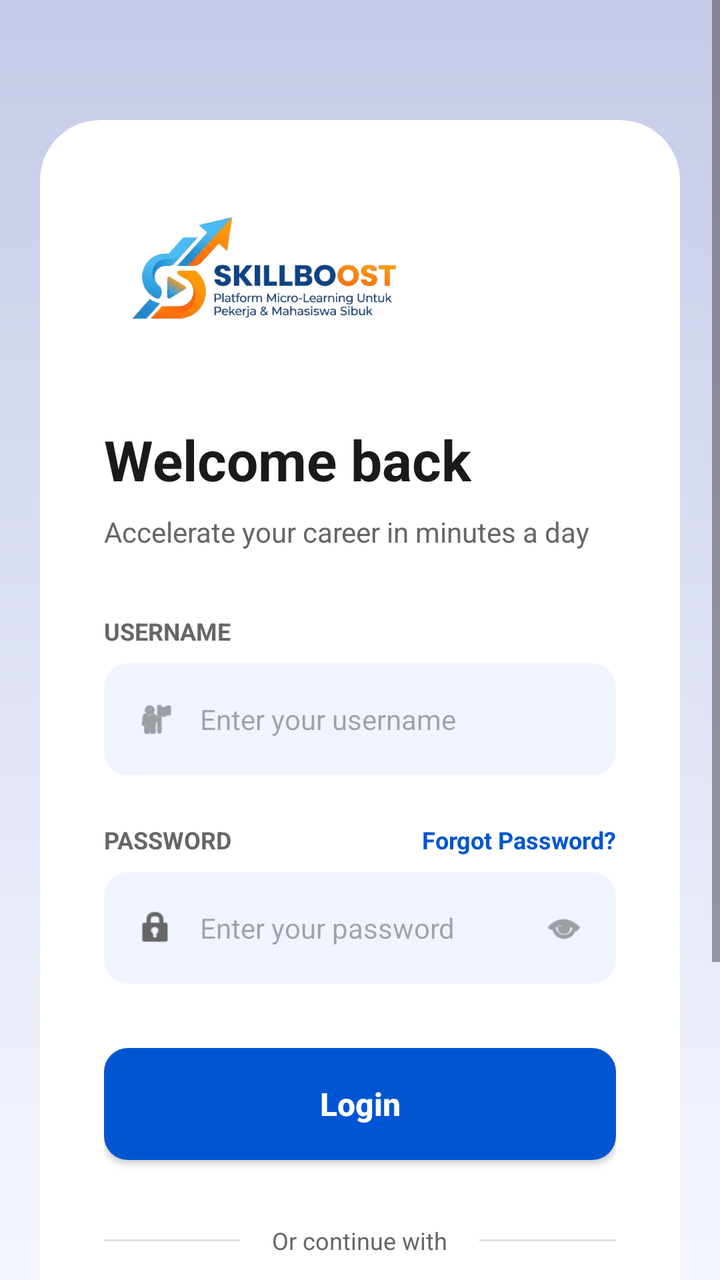
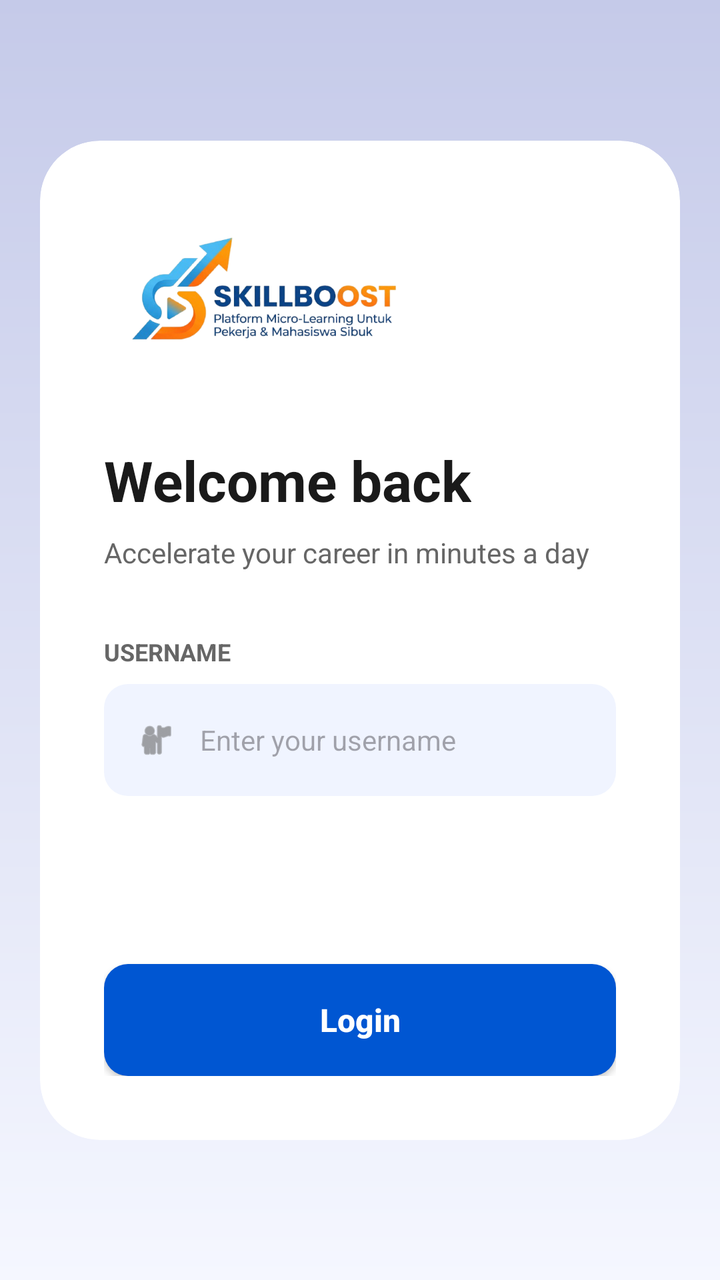

Before-and-after screenshots of an Android layout around one commit, followed by the original layout XML and the change that was made.
<!-- AndroidManifest.xml: application theme Theme.Fajartime -->
<!-- res/layout/login.xml -->
<?xml version="1.0" encoding="utf-8"?>
<ScrollView xmlns:android="http://schemas.android.com/apk/res/android"
    xmlns:app="http://schemas.android.com/apk/res-auto"
    xmlns:tools="http://schemas.android.com/tools"
    android:id="@+id/main"
    android:layout_width="match_parent"
    android:layout_height="match_parent"
    android:background="@drawable/bg_gradient"
    android:fillViewport="true">

    <androidx.constraintlayout.widget.ConstraintLayout
        android:layout_width="match_parent"
        android:layout_height="wrap_content"
        android:padding="20dp">

        <androidx.cardview.widget.CardView
            android:layout_width="match_parent"
            android:layout_height="wrap_content"
            android:layout_marginTop="40dp"
            android:layout_marginBottom="40dp"
            app:cardCornerRadius="30dp"
            app:cardElevation="0dp"
            app:layout_constraintBottom_toBottomOf="parent"
            app:layout_constraintTop_toTopOf="parent">

            <androidx.constraintlayout.widget.ConstraintLayout
                android:layout_width="match_parent"
                android:layout_height="wrap_content"
                android:padding="32dp">

                
                <ImageView
                    android:id="@+id/ivLogo"
                    android:layout_width="160dp"
                    android:layout_height="wrap_content"
                    android:adjustViewBounds="true"
                    android:src="@drawable/skillboost_logo_nobg"
                    android:contentDescription="@string/skill_boost"
                    app:layout_constraintStart_toStartOf="parent"
                    app:layout_constraintTop_toTopOf="parent" />

                <TextView
                    android:id="@+id/tvWelcome"
                    android:layout_width="wrap_content"
                    android:layout_height="wrap_content"
                    android:layout_marginTop="32dp"
                    android:text="@string/welcome_back"
                    android:textColor="@color/text_dark"
                    android:textSize="28sp"
                    android:textStyle="bold"
                    app:layout_constraintStart_toStartOf="parent"
                    app:layout_constraintTop_toBottomOf="@id/ivLogo" />

                <TextView
                    android:id="@+id/tvSubtitle"
                    android:layout_width="0dp"
                    android:layout_height="wrap_content"
                    android:layout_marginTop="8dp"
                    android:text="@string/welcome_subtitle"
                    android:textColor="@color/text_grey"
                    android:textSize="14sp"
                    app:layout_constraintEnd_toEndOf="parent"
                    app:layout_constraintStart_toStartOf="parent"
                    app:layout_constraintTop_toBottomOf="@id/tvWelcome" />

                
                <TextView
                    android:id="@+id/tvUsernameLabel"
                    android:layout_width="wrap_content"
                    android:layout_height="wrap_content"
                    android:layout_marginTop="32dp"
                    android:text="@string/username_label"
                    android:textColor="@color/text_grey"
                    android:textSize="12sp"
                    android:textStyle="bold"
                    app:layout_constraintStart_toStartOf="parent"
                    app:layout_constraintTop_toBottomOf="@id/tvSubtitle" />

                <LinearLayout
                    android:id="@+id/llUsername"
                    android:layout_width="match_parent"
                    android:layout_height="56dp"
                    android:layout_marginTop="8dp"
                    android:background="@drawable/bg_input"
                    android:gravity="center_vertical"
                    android:orientation="horizontal"
                    android:paddingHorizontal="16dp"
                    app:layout_constraintTop_toBottomOf="@id/tvUsernameLabel">

                    <ImageView
                        android:layout_width="20dp"
                        android:layout_height="20dp"
                        android:src="@android:drawable/ic_menu_myplaces"
                        app:tint="@color/text_grey"
                        android:contentDescription="@null" />

                    <EditText
                        android:layout_width="match_parent"
                        android:layout_height="match_parent"
                        android:layout_marginStart="12dp"
                        android:background="@android:color/transparent"
                        android:hint="@string/username_hint"
                        android:inputType="text"
                        android:textColor="@color/text_dark"
                        android:textSize="14sp"
                        android:autofillHints="username" />
                </LinearLayout>

                
                <TextView
                    android:id="@+id/tvPasswordLabel"
                    android:layout_width="wrap_content"
                    android:layout_height="wrap_content"
                    android:layout_marginTop="24dp"
                    android:text="@string/password_label"
                    android:textColor="@color/text_grey"
                    android:textSize="12sp"
                    android:textStyle="bold"
                    app:layout_constraintStart_toStartOf="parent"
                    app:layout_constraintTop_toBottomOf="@id/llUsername" />

                <TextView
                    android:id="@+id/tvForgotPassword"
                    android:layout_width="wrap_content"
                    android:layout_height="wrap_content"
                    android:text="@string/forgot_password"
                    android:textColor="@color/primary_blue"
                    android:textSize="12sp"
                    android:textStyle="bold"
                    app:layout_constraintBottom_toBottomOf="@id/tvPasswordLabel"
                    app:layout_constraintEnd_toEndOf="parent"
                    app:layout_constraintTop_toTopOf="@id/tvPasswordLabel" />

                <LinearLayout
                    android:id="@+id/llPassword"
                    android:layout_width="match_parent"
                    android:layout_height="56dp"
                    android:layout_marginTop="8dp"
                    android:background="@drawable/bg_input"
                    android:gravity="center_vertical"
                    android:orientation="horizontal"
                    android:paddingHorizontal="16dp"
                    app:layout_constraintTop_toBottomOf="@id/tvPasswordLabel">

                    <ImageView
                        android:layout_width="20dp"
                        android:layout_height="20dp"
                        android:src="@android:drawable/ic_lock_idle_lock"
                        app:tint="@color/text_grey"
                        android:contentDescription="@null" />

                    <EditText
                        android:layout_width="0dp"
                        android:layout_height="match_parent"
                        android:layout_marginStart="12dp"
                        android:layout_weight="1"
                        android:background="@android:color/transparent"
                        android:hint="@string/password_hint"
                        android:inputType="textPassword"
                        android:textColor="@color/text_dark"
                        android:textSize="14sp"
                        android:autofillHints="password" />

                    <ImageView
                        android:layout_width="20dp"
                        android:layout_height="20dp"
                        android:src="@android:drawable/ic_menu_view"
                        app:tint="@color/text_grey"
                        android:contentDescription="@null" />
                </LinearLayout>

                <Button
                    android:id="@+id/btnLogin"
                    android:layout_width="match_parent"
                    android:layout_height="56dp"
                    android:layout_marginTop="32dp"
                    android:background="@drawable/bg_button"
                    android:text="@string/login"
                    android:textAllCaps="false"
                    android:textColor="@color/white"
                    android:textSize="16sp"
                    android:textStyle="bold"
                    app:backgroundTint="@null"
                    app:layout_constraintTop_toBottomOf="@id/llPassword" />

                <LinearLayout
                    android:id="@+id/llOr"
                    android:layout_width="match_parent"
                    android:layout_height="wrap_content"
                    android:layout_marginTop="32dp"
                    android:gravity="center"
                    android:orientation="horizontal"
                    app:layout_constraintTop_toBottomOf="@id/btnLogin">

                    <View
                        android:layout_width="0dp"
                        android:layout_height="1dp"
                        android:layout_weight="1"
                        android:background="#E0E0E0" />

                    <TextView
                        android:layout_width="wrap_content"
                        android:layout_height="wrap_content"
                        android:layout_marginHorizontal="16dp"
                        android:text="@string/or_continue_with"
                        android:textColor="@color/text_grey"
                        android:textSize="12sp" />

                    <View
                        android:layout_width="0dp"
                        android:layout_height="1dp"
                        android:layout_weight="1"
                        android:background="#E0E0E0" />
                </LinearLayout>

                <LinearLayout
                    android:id="@+id/llSocial"
                    android:layout_width="match_parent"
                    android:layout_height="wrap_content"
                    android:layout_marginTop="24dp"
                    android:orientation="horizontal"
                    android:baselineAligned="false"
                    app:layout_constraintTop_toBottomOf="@id/llOr">

                    <LinearLayout
                        android:layout_width="0dp"
                        android:layout_height="56dp"
                        android:layout_marginEnd="8dp"
                        android:layout_weight="1"
                        android:background="@drawable/bg_input"
                        android:gravity="center">

                        <ImageView
                            android:layout_width="24dp"
                            android:layout_height="24dp"
                            android:src="@drawable/google_lens_icon_logo_symbol_free_png"
                            android:contentDescription="@null" />

                        <TextView
                            android:layout_width="wrap_content"
                            android:layout_height="wrap_content"
                            android:layout_marginStart="8dp"
                            android:text="@string/google"
                            android:textColor="@color/text_dark"
                            android:textStyle="bold" />
                    </LinearLayout>

                    <LinearLayout
                        android:layout_width="0dp"
                        android:layout_height="56dp"
                        android:layout_marginStart="8dp"
                        android:layout_weight="1"
                        android:background="@drawable/bg_input"
                        android:gravity="center">

                        <ImageView
                            android:layout_width="20dp"
                            android:layout_height="20dp"
                            android:src="@android:drawable/ic_menu_share"
                            android:contentDescription="@null" />

                        <TextView
                            android:layout_width="wrap_content"
                            android:layout_height="wrap_content"
                            android:layout_marginStart="8dp"
                            android:text="@string/linkedin"
                            android:textColor="@color/text_dark"
                            android:textStyle="bold" />
                    </LinearLayout>
                </LinearLayout>

                <LinearLayout
                    android:layout_width="wrap_content"
                    android:layout_height="wrap_content"
                    android:layout_marginTop="32dp"
                    android:orientation="horizontal"
                    app:layout_constraintEnd_toEndOf="parent"
                    app:layout_constraintStart_toStartOf="parent"
                    app:layout_constraintTop_toBottomOf="@id/llSocial">

                    <TextView
                        android:layout_width="wrap_content"
                        android:layout_height="wrap_content"
                        android:text="@string/dont_have_account"
                        android:textColor="@color/text_grey" />

                    <TextView
                        android:layout_width="wrap_content"
                        android:layout_height="wrap_content"
                        android:text="@string/sign_up"
                        android:textColor="@color/primary_blue"
                        android:textStyle="bold" />
                </LinearLayout>

            </androidx.constraintlayout.widget.ConstraintLayout>
        </androidx.cardview.widget.CardView>

    </androidx.constraintlayout.widget.ConstraintLayout>
</ScrollView>
<!-- resources referenced by this layout -->
<resources>
  <color name="primary_blue">#0056D2</color>
  <color name="text_dark">#1A1A1A</color>
  <color name="text_grey">#666666</color>
  <color name="white">#FFFFFFFF</color>
  <!-- drawable bg_button (drawable) -->
  <?xml version="1.0" encoding="utf-8"?>
  <shape xmlns:android="http://schemas.android.com/apk/res/android">
      <solid android:color="@color/primary_blue" />
      <corners android:radius="12dp" />
  </shape>
  <!-- drawable bg_gradient (drawable) -->
  <?xml version="1.0" encoding="utf-8"?>
  <shape xmlns:android="http://schemas.android.com/apk/res/android">
      <gradient
          android:startColor="#C5CAE9"
          android:endColor="#F5F7FF"
          android:angle="270" />
  </shape>
  <!-- drawable bg_input (drawable) -->
  <?xml version="1.0" encoding="utf-8"?>
  <shape xmlns:android="http://schemas.android.com/apk/res/android">
      <solid android:color="@color/input_bg" />
      <corners android:radius="12dp" />
  </shape>
  <!-- drawable google_lens_icon_logo_symbol_free_png: png bitmap (drawable, 5958 bytes) -->
  <!-- drawable skillboost_logo_nobg: png bitmap (drawable, 134075 bytes) -->
  <string name="dont_have_account">Don\'t have an account? </string>
  <string name="forgot_password">Forgot Password?</string>
  <string name="google">Google</string>
  <string name="linkedin">LinkedIn</string>
  <string name="login">Login</string>
  <string name="or_continue_with">Or continue with</string>
  <string name="password_hint">Enter your password</string>
  <string name="password_label">PASSWORD</string>
  <string name="sign_up">Sign Up</string>
  <string name="skill_boost">SkillBoost</string>
  <string name="username_hint">Enter your username</string>
  <string name="username_label">USERNAME</string>
  <string name="welcome_back">Welcome back</string>
  <string name="welcome_subtitle">Accelerate your career in minutes a day</string>
  <style name="Theme.Fajartime" parent="Base.Theme.Fajartime" />
  <color name="input_bg">#F0F4FF</color>
  <style name="Base.Theme.Fajartime" parent="Theme.Material3.DayNight.NoActionBar">
          
          
      </style>
</resources>

<!-- the commit's change to res/layout/login.xml (unified diff, before → after) -->
@@ -107,73 +107,12 @@
                 </LinearLayout>
 
                 
-                <TextView
-                    android:id="@+id/tvPasswordLabel"
-                    android:layout_width="wrap_content"
-                    android:layout_height="wrap_content"
-                    android:layout_marginTop="24dp"
-                    android:text="@string/password_label"
-                    android:textColor="@color/text_grey"
-                    android:textSize="12sp"
-                    android:textStyle="bold"
-                    app:layout_constraintStart_toStartOf="parent"
-                    app:layout_constraintTop_toBottomOf="@id/llUsername" />
-
-                <TextView
-                    android:id="@+id/tvForgotPassword"
-                    android:layout_width="wrap_content"
-                    android:layout_height="wrap_content"
-                    android:text="@string/forgot_password"
-                    android:textColor="@color/primary_blue"
-                    android:textSize="12sp"
-                    android:textStyle="bold"
-                    app:layout_constraintBottom_toBottomOf="@id/tvPasswordLabel"
-                    app:layout_constraintEnd_toEndOf="parent"
-                    app:layout_constraintTop_toTopOf="@id/tvPasswordLabel" />
-
-                <LinearLayout
-                    android:id="@+id/llPassword"
-                    android:layout_width="match_parent"
-                    android:layout_height="56dp"
-                    android:layout_marginTop="8dp"
-                    android:background="@drawable/bg_input"
-                    android:gravity="center_vertical"
-                    android:orientation="horizontal"
-                    android:paddingHorizontal="16dp"
-                    app:layout_constraintTop_toBottomOf="@id/tvPasswordLabel">
-
-                    <ImageView
-                        android:layout_width="20dp"
-                        android:layout_height="20dp"
-                        android:src="@android:drawable/ic_lock_idle_lock"
-                        app:tint="@color/text_grey"
-                        android:contentDescription="@null" />
-
-                    <EditText
-                        android:layout_width="0dp"
-                        android:layout_height="match_parent"
-                        android:layout_marginStart="12dp"
-                        android:layout_weight="1"
-                        android:background="@android:color/transparent"
-                        android:hint="@string/password_hint"
-                        android:inputType="textPassword"
-                        android:textColor="@color/text_dark"
-                        android:textSize="14sp"
-                        android:autofillHints="password" />
-
-                    <ImageView
-                        android:layout_width="20dp"
-                        android:layout_height="20dp"
-                        android:src="@android:drawable/ic_menu_view"
-                        app:tint="@color/text_grey"
-                        android:contentDescription="@null" />
-                </LinearLayout>
 
                 <Button
                     android:id="@+id/btnLogin"
                     android:layout_width="match_parent"
                     android:layout_height="56dp"
-                    android:layout_marginTop="32dp"
+                    android:layout_marginTop="84dp"
                     android:background="@drawable/bg_button"
                     android:text="@string/login"
                     android:textAllCaps="false"
@@ -181,116 +120,10 @@
                     android:textSize="16sp"
                     android:textStyle="bold"
                     app:backgroundTint="@null"
-                    app:layout_constraintTop_toBottomOf="@id/llPassword" />
-
-                <LinearLayout
-                    android:id="@+id/llOr"
-                    android:layout_width="match_parent"
-                    android:layout_height="wrap_content"
-                    android:layout_marginTop="32dp"
-                    android:gravity="center"
-                    android:orientation="horizontal"
-                    app:layout_constraintTop_toBottomOf="@id/btnLogin">
-
-                    <View
-                        android:layout_width="0dp"
-                        android:layout_height="1dp"
-                        android:layout_weight="1"
-                        android:background="#E0E0E0" />
-
-                    <TextView
-                        android:layout_width="wrap_content"
-                        android:layout_height="wrap_content"
-                        android:layout_marginHorizontal="16dp"
-                        android:text="@string/or_continue_with"
-                        android:textColor="@color/text_grey"
-                        android:textSize="12sp" />
-
-                    <View
-                        android:layout_width="0dp"
-                        android:layout_height="1dp"
-                        android:layout_weight="1"
-                        android:background="#E0E0E0" />
-                </LinearLayout>
-
-                <LinearLayout
-                    android:id="@+id/llSocial"
-                    android:layout_width="match_parent"
-                    android:layout_height="wrap_content"
-                    android:layout_marginTop="24dp"
-                    android:orientation="horizontal"
-                    android:baselineAligned="false"
-                    app:layout_constraintTop_toBottomOf="@id/llOr">
-
-                    <LinearLayout
-                        android:layout_width="0dp"
-                        android:layout_height="56dp"
-                        android:layout_marginEnd="8dp"
-                        android:layout_weight="1"
-                        android:background="@drawable/bg_input"
-                        android:gravity="center">
-
-                        <ImageView
-                            android:layout_width="24dp"
-                            android:layout_height="24dp"
-                            android:src="@drawable/google_lens_icon_logo_symbol_free_png"
-                            android:contentDescription="@null" />
-
-                        <TextView
-                            android:layout_width="wrap_content"
-                            android:layout_height="wrap_content"
-                            android:layout_marginStart="8dp"
-                            android:text="@string/google"
-                            android:textColor="@color/text_dark"
-                            android:textStyle="bold" />
-                    </LinearLayout>
-
-                    <LinearLayout
-                        android:layout_width="0dp"
-                        android:layout_height="56dp"
-                        android:layout_marginStart="8dp"
-                        android:layout_weight="1"
-                        android:background="@drawable/bg_input"
-                        android:gravity="center">
-
-                        <ImageView
-                            android:layout_width="20dp"
-                            android:layout_height="20dp"
-                            android:src="@android:drawable/ic_menu_share"
-                            android:contentDescription="@null" />
-
-                        <TextView
-                            android:layout_width="wrap_content"
-                            android:layout_height="wrap_content"
-                            android:layout_marginStart="8dp"
-                            android:text="@string/linkedin"
-                            android:textColor="@color/text_dark"
-                            android:textStyle="bold" />
-                    </LinearLayout>
-                </LinearLayout>
-
-                <LinearLayout
-                    android:layout_width="wrap_content"
-                    android:layout_height="wrap_content"
-                    android:layout_marginTop="32dp"
-                    android:orientation="horizontal"
                     app:layout_constraintEnd_toEndOf="parent"
+                    app:layout_constraintHorizontal_bias="0.0"
                     app:layout_constraintStart_toStartOf="parent"
-                    app:layout_constraintTop_toBottomOf="@id/llSocial">
-
-                    <TextView
-                        android:layout_width="wrap_content"
-                        android:layout_height="wrap_content"
-                        android:text="@string/dont_have_account"
-                        android:textColor="@color/text_grey" />
-
-                    <TextView
-                        android:layout_width="wrap_content"
-                        android:layout_height="wrap_content"
-                        android:text="@string/sign_up"
-                        android:textColor="@color/primary_blue"
-                        android:textStyle="bold" />
-                </LinearLayout>
+                    app:layout_constraintTop_toBottomOf="@+id/llUsername" />
 
             </androidx.constraintlayout.widget.ConstraintLayout>
         </androidx.cardview.widget.CardView>
<!-- resource entries referenced after the edit -->
@@ -1,6 +1,5 @@
 <!-- resources referenced by this layout -->
 <resources>
-  <color name="primary_blue">#0056D2</color>
   <color name="text_dark">#1A1A1A</color>
   <color name="text_grey">#666666</color>
   <color name="white">#FFFFFFFF</color>
@@ -24,23 +23,15 @@
       <solid android:color="@color/input_bg" />
       <corners android:radius="12dp" />
   </shape>
-  <!-- drawable google_lens_icon_logo_symbol_free_png: png bitmap (drawable, 5958 bytes) -->
   <!-- drawable skillboost_logo_nobg: png bitmap (drawable, 134075 bytes) -->
-  <string name="dont_have_account">Don\'t have an account? </string>
-  <string name="forgot_password">Forgot Password?</string>
-  <string name="google">Google</string>
-  <string name="linkedin">LinkedIn</string>
   <string name="login">Login</string>
-  <string name="or_continue_with">Or continue with</string>
-  <string name="password_hint">Enter your password</string>
-  <string name="password_label">PASSWORD</string>
-  <string name="sign_up">Sign Up</string>
   <string name="skill_boost">SkillBoost</string>
   <string name="username_hint">Enter your username</string>
   <string name="username_label">USERNAME</string>
   <string name="welcome_back">Welcome back</string>
   <string name="welcome_subtitle">Accelerate your career in minutes a day</string>
   <style name="Theme.Fajartime" parent="Base.Theme.Fajartime" />
+  <color name="primary_blue">#0056D2</color>
   <color name="input_bg">#F0F4FF</color>
   <style name="Base.Theme.Fajartime" parent="Theme.Material3.DayNight.NoActionBar">
           
